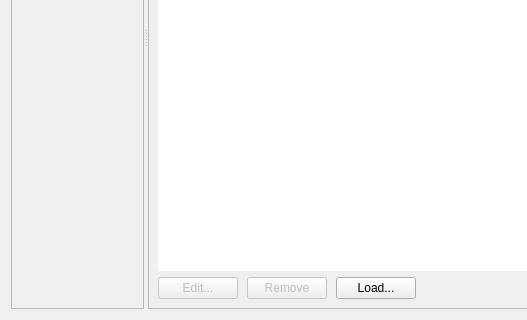
Before: the Qt Designer form profit/workbench/widgets/ui_strategydisplay.ui in hpsilva/profitpy, drawn with Qt 5; both pictures show x 0 to 527 and y 246 to 566 of the 720 by 566 pixel window.
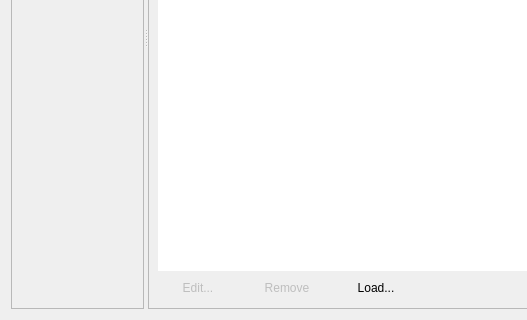
After: the same form once the commit is applied. Icons and pictures are not drawn.

Patch:
```diff
--- a/profit/workbench/widgets/ui_strategydisplay.ui
+++ b/profit/workbench/widgets/ui_strategydisplay.ui
@@ -158,6 +158,9 @@
                <iconset resource="../../lib/widgets/profit.qrc" >
                 <normaloff>:/images/icons/kedit.png</normaloff>:/images/icons/kedit.png</iconset>
               </property>
+              <property name="flat" >
+               <bool>true</bool>
+              </property>
              </widget>
             </item>
             <item>
@@ -172,6 +175,9 @@
                <iconset resource="../../lib/widgets/profit.qrc" >
                 <normaloff>:/images/icons/editdelete.png</normaloff>:/images/icons/editdelete.png</iconset>
               </property>
+              <property name="flat" >
+               <bool>true</bool>
+              </property>
              </widget>
             </item>
             <item>
@@ -183,6 +189,9 @@
                <iconset resource="../../lib/widgets/profit.qrc" >
                 <normaloff>:/images/icons/filenew.png</normaloff>:/images/icons/filenew.png</iconset>
               </property>
+              <property name="flat" >
+               <bool>true</bool>
+              </property>
              </widget>
             </item>
             <item>
```
